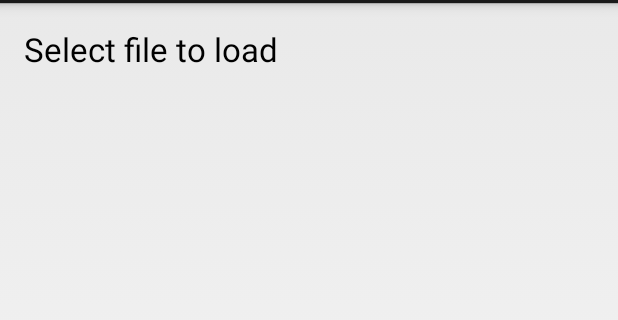
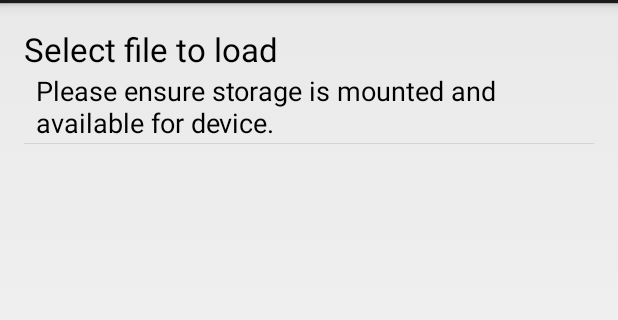
Before and after one commit to wolfbeisz/wearable, an Android app: the screen it shows after launch (MainActivity), on a phone screen of 412 x 824 dp, the part 69-389 px from its top. Run offline under Robolectric (Android 15) with nearby library versions, the phone set to English and light mode, and no system bars; libraries missing offline, so code that uses them is left out: com.vuzix.speech; 2 statements that could not run were skipped.

Commit message:
added text notifications for file chooser

```diff
--- a/Vuzix/app/src/main/java/android/demo/mobile/dhbw/de/dhbwmobiledemo/MainActivity.java
+++ b/Vuzix/app/src/main/java/android/demo/mobile/dhbw/de/dhbwmobiledemo/MainActivity.java
@@ -109,14 +109,29 @@ public class MainActivity extends Activity {
                         });
                     } else {
                         Toast.makeText(getApplicationContext(), "No sqlite files found in folder " + folderName + ".", Toast.LENGTH_LONG);
+                        displayErrorFileChooserView("No sqlite files found in folder " + folderName + ".");
                     }
                 } else {
                     Toast.makeText(getApplicationContext(), "No files found in folder " + folderName + ".", Toast.LENGTH_LONG);
+                    displayErrorFileChooserView("No sqlite files found in folder " + folderName + ".");
                 }
             } else {
                 Log.i("Info", "Storage not available for any reason.");
+                displayErrorFileChooserView( "Please ensure storage is mounted and available for device.");
                 Toast.makeText(getApplicationContext(), "Please ensure storage is mounted and available for device.", Toast.LENGTH_LONG);
             }
+        }
+    }
+
+    public void displayErrorFileChooserView(String text){
+        try {
+            final ListView listView = (ListView) findViewById(R.id.filesListView);
+            final ArrayList<String> fileNameStringList = new ArrayList<String>();
+            fileNameStringList.add(text);
+            final ArrayAdapter adapter = new StableArrayAdapter(this, android.R.layout.simple_list_item_1, fileNameStringList);
+            listView.setAdapter(adapter);
+        } catch(Exception e1){
+
         }
     }
 
@@ -199,12 +214,15 @@ public class MainActivity extends Activity {
             Log.i("Log", "Database opened successfully");
         } catch (IOException e) {
             Log.e("Error", "Database could not be copied: " + e.getMessage());
+            displayErrorFileChooserView("Database could not be copied: Access problem. " + e.getMessage());
             Toast.makeText(getApplicationContext(), "Database could not be copied: Access problem. " + e.getMessage() + e.getMessage(), Toast.LENGTH_LONG);
         } catch (SQLException e) {
             Log.e("Error", "Database could not be opened: File does not fit to application. " + e.getMessage());
+            displayErrorFileChooserView("Database could not be opened: File does not fit to application. " + e.getMessage());
             Toast.makeText(getApplicationContext(), "Database could not be opened: File does not fit to application. " + e.getMessage(), Toast.LENGTH_LONG);
         } catch (Exception e) {
             e.printStackTrace();
+            displayErrorFileChooserView("Database could not be opened: File does not fit to application. " + e.getMessage());
             Toast.makeText(getApplicationContext(), "Database could not be opened: File does not fit to application. " + e.getMessage(), Toast.LENGTH_LONG);
         }
         try {
```
